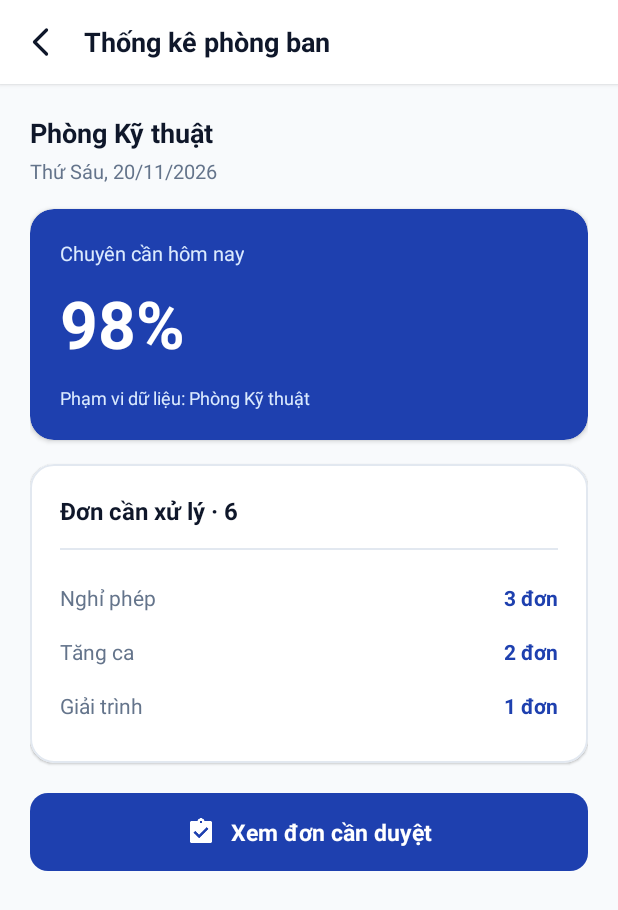
After one commit to Mainca123/HRM-app, an Android app: the DepartmentStatsActivity screen opened directly, with no data from a screen before it, on a phone screen of 412 x 824 dp. The commit adds this screen. Shown: the top 910 px of the screen. Run offline under Robolectric (Android 15) with nearby library versions, the phone set to English and light mode, and no system bars; our stand-ins replace Dagger/Hilt's generated code; network calls fail.

Commit message:
feat: implement DepartmentStatsActivity and ApprovalActivity matching Figma 26 and 16

```diff
--- /dev/null
+++ b/app/src/main/java/com/example/baseproject/ui/management/DepartmentStatsActivity.kt
@@ -0,0 +1,42 @@
+package com.example.baseproject.ui.management
+
+import android.content.Intent
+import com.example.baseproject.base.activity.BaseActivity
+import com.example.baseproject.data.repositories.AuthRepository
+import com.example.baseproject.databinding.ActivityDepartmentStatsBinding
+import dagger.hilt.android.AndroidEntryPoint
+import java.text.SimpleDateFormat
+import java.util.Date
+import java.util.Locale
+import javax.inject.Inject
+
+@AndroidEntryPoint
+class DepartmentStatsActivity : BaseActivity<ActivityDepartmentStatsBinding>() {
+
+    @Inject
+    lateinit var authRepository: AuthRepository
+
+    private val dateFormat = SimpleDateFormat("EEEE, dd/MM/yyyy", Locale("vi", "VN"))
+
+    override fun provideViewBinding(): ActivityDepartmentStatsBinding =
+        ActivityDepartmentStatsBinding.inflate(layoutInflater)
+
+    override fun initViews() {
+        super.initViews()
+        applySystemBarInsets(viewBinding.root)
+
+        val dept = intent.getStringExtra("DEPT_NAME") ?: "Phòng Kỹ thuật"
+        viewBinding.tvDeptName.text = dept
+        viewBinding.tvDataScope.text = "Phạm vi dữ liệu: $dept"
+        viewBinding.tvDate.text = dateFormat.format(Date()).replaceFirstChar { it.uppercase() }
+
+        viewBinding.btnBack.setOnClickListener { finish() }
+
+        viewBinding.btnViewApproval.setOnClickListener {
+            val intent = Intent(this, ApprovalActivity::class.java).apply {
+                putExtra("DEPT_NAME", dept)
+            }
+            startActivity(intent)
+        }
+    }
+}
--- /dev/null
+++ b/app/src/main/res/layout/activity_department_stats.xml
@@ -0,0 +1,262 @@
+<?xml version="1.0" encoding="utf-8"?>
+<LinearLayout xmlns:android="http://schemas.android.com/apk/res/android"
+    xmlns:app="http://schemas.android.com/apk/res-auto"
+    xmlns:tools="http://schemas.android.com/tools"
+    android:id="@+id/statsRootLayout"
+    android:layout_width="match_parent"
+    android:layout_height="match_parent"
+    android:background="@color/bg_screen"
+    android:orientation="vertical">
+
+    <!-- Top Action Bar -->
+    <LinearLayout
+        android:layout_width="match_parent"
+        android:layout_height="56dp"
+        android:background="@color/card_bg"
+        android:elevation="2dp"
+        android:gravity="center_vertical"
+        android:orientation="horizontal"
+        android:paddingHorizontal="16dp">
+
+        <ImageView
+            android:id="@+id/btnBack"
+            android:layout_width="24dp"
+            android:layout_height="24dp"
+            android:background="?attr/selectableItemBackgroundBorderless"
+            android:clickable="true"
+            android:contentDescription="Back"
+            android:focusable="true"
+            android:src="@drawable/ic_back" />
+
+        <TextView
+            android:layout_width="wrap_content"
+            android:layout_height="wrap_content"
+            android:layout_marginStart="16dp"
+            android:text="Thống kê phòng ban"
+            android:textColor="@color/text_primary"
+            android:textSize="18sp"
+            android:textStyle="bold" />
+    </LinearLayout>
+
+    <ScrollView
+        android:layout_width="match_parent"
+        android:layout_height="match_parent"
+        android:fillViewport="true">
+
+        <LinearLayout
+            android:layout_width="match_parent"
+            android:layout_height="wrap_content"
+            android:orientation="vertical"
+            android:paddingHorizontal="20dp"
+            android:paddingTop="20dp"
+            android:paddingBottom="30dp">
+
+            <!-- Department Name & Date -->
+            <TextView
+                android:id="@+id/tvDeptName"
+                android:layout_width="wrap_content"
+                android:layout_height="wrap_content"
+                android:textColor="@color/text_primary"
+                android:textSize="18sp"
+                android:textStyle="bold"
+                tools:text="Phòng Kỹ thuật" />
+
+            <TextView
+                android:id="@+id/tvDate"
+                android:layout_width="wrap_content"
+                android:layout_height="wrap_content"
+                android:layout_marginTop="4dp"
+                android:textColor="@color/text_secondary"
+                android:textSize="13sp"
+                tools:text="Thứ Năm, 19/11/2026" />
+
+            <!-- Blue Card: Chuyên cần hôm nay -->
+            <com.google.android.material.card.MaterialCardView
+                android:layout_width="match_parent"
+                android:layout_height="wrap_content"
+                android:layout_marginTop="16dp"
+                app:cardBackgroundColor="@color/primary_blue"
+                app:cardCornerRadius="16dp"
+                app:cardElevation="2dp"
+                app:strokeWidth="0dp">
+
+                <LinearLayout
+                    android:layout_width="match_parent"
+                    android:layout_height="wrap_content"
+                    android:orientation="vertical"
+                    android:padding="20dp">
+
+                    <TextView
+                        android:layout_width="wrap_content"
+                        android:layout_height="wrap_content"
+                        android:text="Chuyên cần hôm nay"
+                        android:textColor="#DBEAFE"
+                        android:textSize="13sp" />
+
+                    <TextView
+                        android:id="@+id/tvAttendanceRate"
+                        android:layout_width="wrap_content"
+                        android:layout_height="wrap_content"
+                        android:layout_marginTop="8dp"
+                        android:layout_marginBottom="12dp"
+                        android:text="98%"
+                        android:textColor="@color/white"
+                        android:textSize="44sp"
+                        android:textStyle="bold" />
+
+                    <TextView
+                        android:id="@+id/tvDataScope"
+                        android:layout_width="wrap_content"
+                        android:layout_height="wrap_content"
+                        android:textColor="#DBEAFE"
+                        android:textSize="12sp"
+                        tools:text="Phạm vi dữ liệu: Phòng Kỹ thuật" />
+                </LinearLayout>
+            </com.google.android.material.card.MaterialCardView>
+
+            <!-- White Card: Đơn cần xử lý · 6 -->
+            <com.google.android.material.card.MaterialCardView
+                android:layout_width="match_parent"
+                android:layout_height="wrap_content"
+                android:layout_marginTop="16dp"
+                app:cardBackgroundColor="@color/card_bg"
+                app:cardCornerRadius="16dp"
+                app:cardElevation="1dp"
+                app:strokeColor="#E2E8F0"
+                app:strokeWidth="1dp">
+
+                <LinearLayout
+                    android:layout_width="match_parent"
+                    android:layout_height="wrap_content"
+                    android:orientation="vertical"
+                    android:padding="20dp">
+
+                    <TextView
+                        android:id="@+id/tvPendingCountHeader"
+                        android:layout_width="wrap_content"
+                        android:layout_height="wrap_content"
+                        android:text="Đơn cần xử lý · 6"
+                        android:textColor="@color/text_primary"
+                        android:textSize="16sp"
+                        android:textStyle="bold" />
+
+                    <View
+                        android:layout_width="match_parent"
+                        android:layout_height="1dp"
+                        android:layout_marginVertical="14dp"
+                        android:background="#E2E8F0" />
+
+                    <!-- Row: Nghỉ phép -->
+                    <LinearLayout
+                        android:layout_width="match_parent"
+                        android:layout_height="36dp"
+                        android:gravity="center_vertical"
+                        android:orientation="horizontal">
+
+                        <TextView
+                            android:layout_width="0dp"
+                            android:layout_height="wrap_content"
+                            android:layout_weight="1"
+                            android:text="Nghỉ phép"
+                            android:textColor="@color/text_secondary"
+                            android:textSize="14sp" />
+
+                        <TextView
+                            android:id="@+id/tvPendingLeaveCount"
+                            android:layout_width="wrap_content"
+                            android:layout_height="wrap_content"
+                            android:text="3 đơn"
+                            android:textColor="@color/primary_blue"
+                            android:textSize="14sp"
+                            android:textStyle="bold" />
+                    </LinearLayout>
+
+                    <!-- Row: Tăng ca -->
+                    <LinearLayout
+                        android:layout_width="match_parent"
+                        android:layout_height="36dp"
+                        android:gravity="center_vertical"
+                        android:orientation="horizontal">
+
+                        <TextView
+                            android:layout_width="0dp"
+                            android:layout_height="wrap_content"
+                            android:layout_weight="1"
+                            android:text="Tăng ca"
+                            android:textColor="@color/text_secondary"
+                            android:textSize="14sp" />
+
+                        <TextView
+                            android:id="@+id/tvPendingOtCount"
+                            android:layout_width="wrap_content"
+                            android:layout_height="wrap_content"
+                            android:text="2 đơn"
+                            android:textColor="@color/primary_blue"
+                            android:textSize="14sp"
+                            android:textStyle="bold" />
+                    </LinearLayout>
+
+                    <!-- Row: Giải trình -->
+                    <LinearLayout
+                        android:layout_width="match_parent"
+                        android:layout_height="36dp"
+                        android:gravity="center_vertical"
+                        android:orientation="horizontal">
+
+                        <TextView
+                            android:layout_width="0dp"
+                            android:layout_height="wrap_content"
+                            android:layout_weight="1"
+                            android:text="Giải trình"
+                            android:textColor="@color/text_secondary"
+                            android:textSize="14sp" />
+
+                        <TextView
+                            android:id="@+id/tvPendingExplainCount"
+                            android:layout_width="wrap_content"
+                            android:layout_height="wrap_content"
+                            android:text="1 đơn"
+                            android:textColor="@color/primary_blue"
+                            android:textSize="14sp"
+                            android:textStyle="bold" />
+                    </LinearLayout>
+                </LinearLayout>
+            </com.google.android.material.card.MaterialCardView>
+
+            <!-- Action Button: Xem đơn cần duyệt -->
+            <FrameLayout
+                android:id="@+id/btnViewApproval"
+                android:layout_width="match_parent"
+                android:layout_height="52dp"
+                android:layout_marginTop="20dp"
+                android:background="@drawable/bg_btn_primary"
+                android:clickable="true"
+                android:focusable="true">
+
+                <LinearLayout
+                    android:layout_width="wrap_content"
+                    android:layout_height="wrap_content"
+                    android:layout_gravity="center"
+                    android:gravity="center_vertical"
+                    android:orientation="horizontal">
+
+                    <ImageView
+                        android:layout_width="20dp"
+                        android:layout_height="20dp"
+                        android:src="@drawable/ic_approve"
+                        app:tint="@color/white" />
+
+                    <TextView
+                        android:layout_width="wrap_content"
+                        android:layout_height="wrap_content"
+                        android:layout_marginStart="10dp"
+                        android:text="Xem đơn cần duyệt"
+                        android:textColor="@color/white"
+                        android:textSize="15sp"
+                        android:textStyle="bold" />
+                </LinearLayout>
+            </FrameLayout>
+
+        </LinearLayout>
+    </ScrollView>
+</LinearLayout>
```
Also changed, not shown: app/src/main/AndroidManifest.xml (+10 -0 lines), app/src/main/java/com/example/baseproject/ui/home/HomeFragment.kt (+10 -8 lines), app/src/main/java/com/example/baseproject/ui/management/ApprovalActivity.kt (added, +255 -0 lines), app/src/main/res/layout/activity_approval.xml (added, +150 -0 lines).
